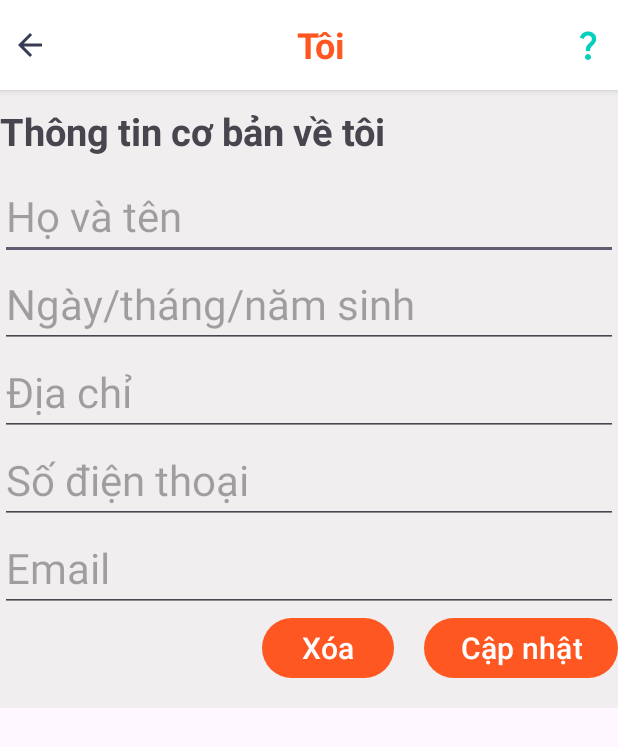
After one commit to famtwendev/Food_Application, an Android app: the layout activity_information.xml on its own in the app's theme, with its tools: preview values and no code run, on a phone screen of 412 x 824 dp. The commit adds this screen. Shown: the top 747 px of the screen. Run offline under Robolectric (Android 15) with nearby library versions, the phone set to English and light mode, and no system bars.

Commit message:
edit checkout2

```diff
--- a/app/src/main/java/com/example/food_application/activity/CartActivity.java
+++ b/app/src/main/java/com/example/food_application/activity/CartActivity.java
@@ -173,7 +173,7 @@ public class CartActivity extends AppCompatActivity {
 
                             ApiService apiService = ApiClient.getClient().create(ApiService.class);
 
-                            BillModels newBill = new BillModels("KH01", managementUser.getIdCustomer(), Utils.addDate(0), Utils.addDate(15), Utils.addDate(30), managementUser.getFullname(), managementUser.getAddress(), managementUser.getEmail(), managementUser.getNumberPhone(), selectedPayment, managementCart.getTotalPrice(), managementCart.getTotalPrice(), "J&T Express", 30000, "1", "Ghi chú", "12345");
+                            BillModels newBill = new BillModels(managementUser.getIdCustomer(), managementUser.getIdCustomer(), Utils.addDate(0), Utils.addDate(15), Utils.addDate(30), managementUser.getFullname(), managementUser.getAddress(), managementUser.getEmail(), managementUser.getNumberPhone(), selectedPayment, managementCart.getTotalPrice(), managementCart.getTotalPrice(), "J&T Express", 30000, "1", "Ghi chú", "12345");
                             apiService.addBill(newBill).enqueue(new Callback<BillModels>() {
                                 @Override
                                 public void onResponse(Call<BillModels> call, Response<BillModels> response) {
--- /dev/null
+++ b/app/src/main/res/layout/activity_information.xml
@@ -0,0 +1,136 @@
+<?xml version="1.0" encoding="utf-8"?>
+<LinearLayout xmlns:android="http://schemas.android.com/apk/res/android"
+    android:layout_width="match_parent"
+    android:layout_height="wrap_content"
+    android:background="@color/bgforegn"
+    android:orientation="vertical">
+
+    <LinearLayout
+        android:layout_width="match_parent"
+        android:layout_height="60dp"
+        android:background="@color/foregn"
+        android:elevation="3dp"
+        android:gravity="center_vertical"
+        android:orientation="horizontal"
+        android:paddingTop="10dp"
+        android:paddingBottom="10dp">
+
+        <ImageView
+            android:id="@+id/btnbacklogin"
+            android:layout_width="40dp"
+            android:layout_height="40dp"
+            android:layout_marginEnd="16dp"
+            android:padding="8dp"
+            android:src="@drawable/baseline_arrow_back_24" />
+
+        <TextView
+            android:id="@+id/lbTieude"
+            android:layout_width="0dp"
+            android:layout_height="wrap_content"
+            android:layout_weight="1"
+            android:gravity="center"
+            android:text="@string/person_title"
+            android:textColor="@color/primary"
+            android:textSize="24sp"
+            android:textStyle="bold" />
+
+        <ImageView
+            android:id="@+id/btnhelp"
+            android:layout_width="40dp"
+            android:layout_height="wrap_content"
+            android:padding="8dp"
+            android:src="@drawable/baseline_question_mark_24" />
+    </LinearLayout>
+
+    <TextView
+        android:layout_width="match_parent"
+        android:layout_height="match_parent"
+        android:layout_marginTop="10dp"
+        android:text="Thông tin cơ bản về tôi"
+        android:textSize="25sp"
+        android:textStyle="bold" />
+
+    <LinearLayout
+        android:layout_width="match_parent"
+        android:layout_height="wrap_content"
+        android:layout_marginTop="10dp"
+        android:orientation="vertical">
+
+        <EditText
+            android:id="@+id/edt_fullname"
+            android:layout_width="match_parent"
+            android:layout_height="wrap_content"
+            android:hint="Họ và tên"
+            android:inputType="text"
+            android:textSize="28sp" />
+
+        <EditText
+            android:id="@+id/edt_birthday"
+            android:layout_width="match_parent"
+            android:layout_height="wrap_content"
+            android:hint="Ngày/tháng/năm sinh"
+            android:textSize="28sp" />
+
+        <EditText
+            android:id="@+id/edt_address"
+            android:layout_width="match_parent"
+            android:layout_height="wrap_content"
+            android:hint="Địa chỉ"
+            android:textSize="28sp" />
+
+        <EditText
+            android:id="@+id/edt_phone"
+            android:layout_width="match_parent"
+            android:layout_height="wrap_content"
+            android:hint="Số điện thoại"
+            android:textSize="28sp" />
+
+        <EditText
+            android:id="@+id/edt_mail"
+            android:layout_width="match_parent"
+            android:layout_height="wrap_content"
+            android:hint="Email"
+            android:textSize="28sp" />
+
+        <LinearLayout
+            android:layout_width="match_parent"
+            android:layout_height="match_parent"
+            android:gravity="end"
+            android:orientation="horizontal">
+
+            <Button
+                android:id="@+id/btn_delete"
+                android:layout_width="wrap_content"
+                android:layout_height="wrap_content"
+                android:layout_gravity="center_horizontal"
+                android:layout_marginTop="16dp"
+                android:layout_marginRight="20dp"
+                android:text="Xóa"
+                android:textSize="20sp" />
+
+
+            <Button
+                android:id="@+id/btn_update"
+                android:layout_width="wrap_content"
+                android:layout_height="wrap_content"
+                android:layout_gravity="center_horizontal"
+                android:layout_marginTop="16dp"
+                android:text="Cập nhật"
+                android:textSize="20sp" />
+
+        </LinearLayout>
+
+
+    </LinearLayout>
+
+
+    <TextView
+        android:id="@+id/tv_message"
+        android:layout_width="wrap_content"
+        android:layout_height="wrap_content"
+        android:layout_gravity="center_horizontal"
+        android:layout_marginTop="16dp"
+        android:textColor="@color/red"
+        android:visibility="gone" />
+
+</LinearLayout>
--- a/app/src/main/res/values/strings.xml
+++ b/app/src/main/res/values/strings.xml
@@ -85,4 +85,5 @@
     <string name="thanh_to_n_th_nh_c_ng">Thanh toán thành công</string>
     <string name="note111">Cảm ơn bạn đã sử dụng dịch vụ của chúng tôi!</string>
     <string name="note11111">Trở về trang chủ</string>
+    <string name="changeaddress">Thay đổi địa chỉ</string>
 </resources>
```
Also changed, not shown: app/src/main/java/com/example/food_application/activity/HomeActivity.java (+44 -2 lines), app/src/main/res/layout/activity_voucher_wallet.xml (added, +60 -0 lines), app/src/main/res/layout/item_voucher.xml (added, +46 -0 lines).
